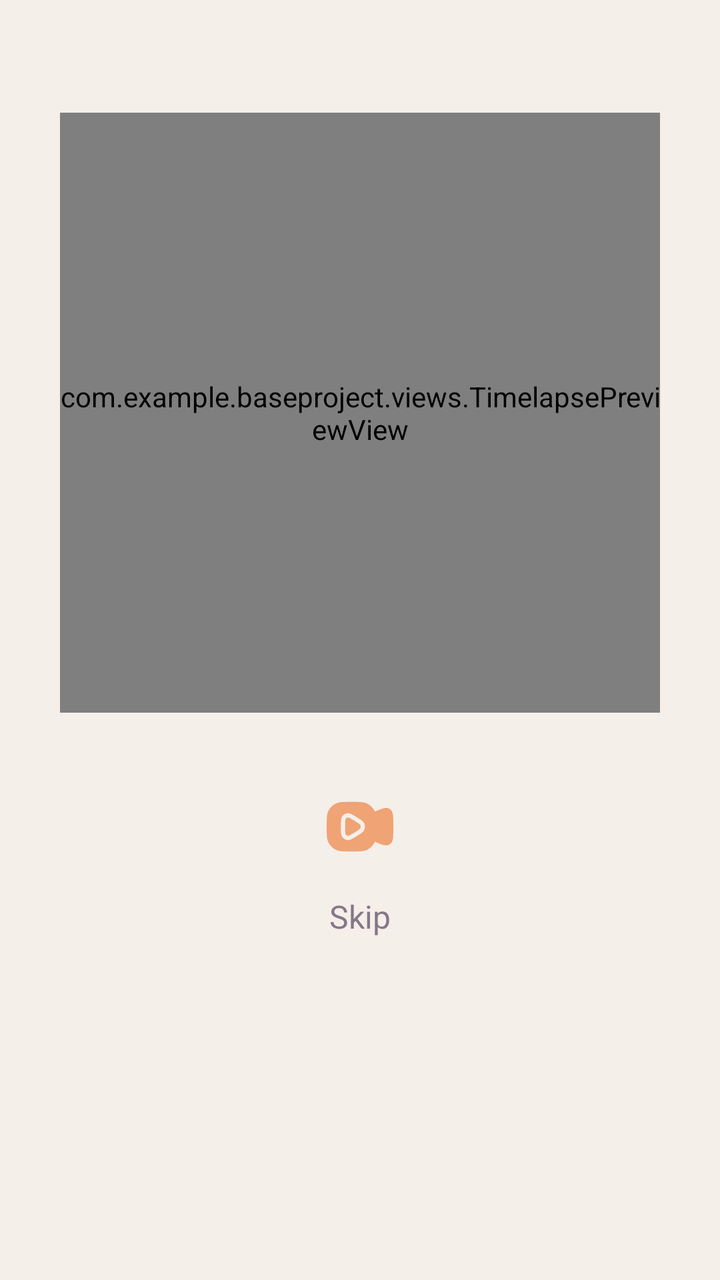
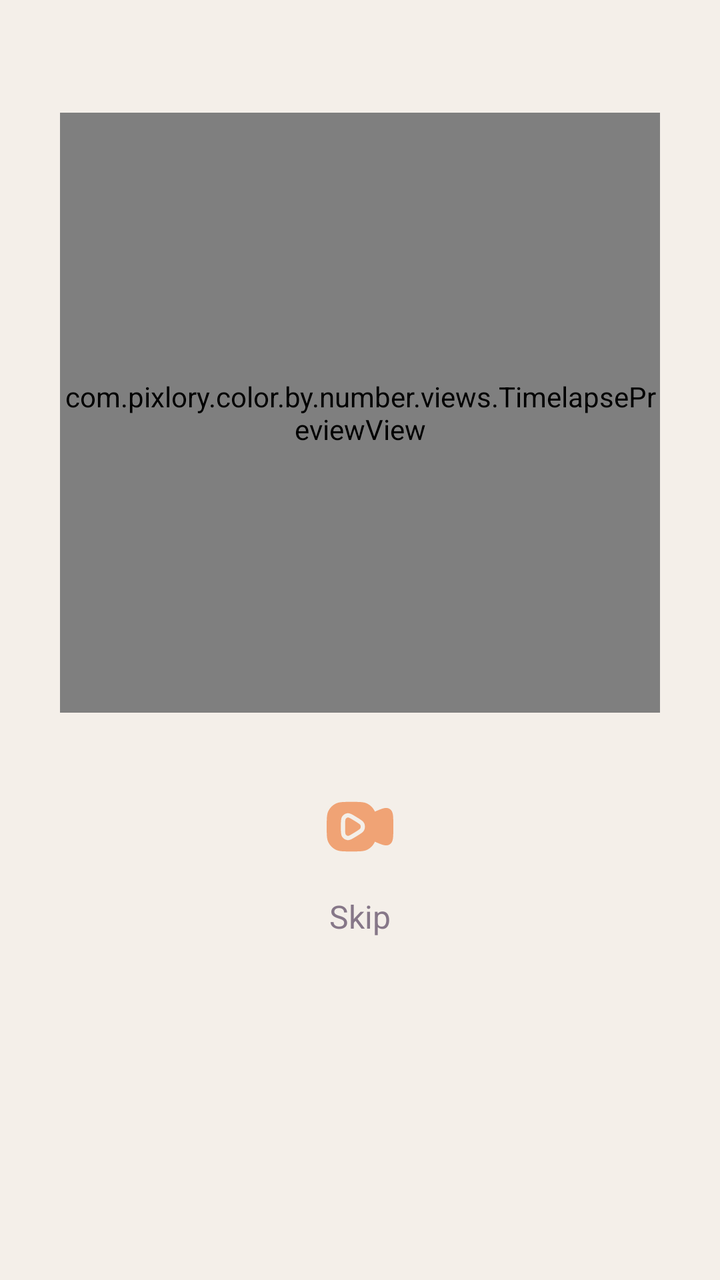

The first picture is an Android layout as it rendered before a commit; the second is the same layout after the commit. The layout source and the unified diff follow.
<!-- AndroidManifest.xml: application theme Theme.BaseProject -->
<!-- res/layout/activity_timelapse_preview.xml -->
<?xml version="1.0" encoding="utf-8"?>
<androidx.constraintlayout.widget.ConstraintLayout xmlns:android="http://schemas.android.com/apk/res/android"
    xmlns:app="http://schemas.android.com/apk/res-auto"
    xmlns:tools="http://schemas.android.com/tools"
    android:layout_width="match_parent"
    android:layout_height="match_parent"
    android:background="#F4EFE9"
    tools:context=".activities.TimelapsePreviewActivity"
    android:layoutDirection="ltr">

    <ProgressBar
        android:id="@+id/progressBar"
        android:layout_width="42dp"
        android:layout_height="42dp"
        android:elevation="8dp"
        android:indeterminate="true"
        app:layout_constraintBottom_toBottomOf="@id/previewView"
        app:layout_constraintEnd_toEndOf="@id/previewView"
        app:layout_constraintStart_toStartOf="@id/previewView"
        app:layout_constraintTop_toTopOf="@id/previewView" />

    <com.example.baseproject.views.TimelapsePreviewView
        android:id="@+id/previewView"
        android:layout_width="0dp"
        android:layout_height="0dp"
        android:layout_marginHorizontal="30dp"
        android:background="@color/white"
        app:layout_constraintBottom_toTopOf="@id/btnSkip"
        app:layout_constraintDimensionRatio="1:1"
        app:layout_constraintEnd_toEndOf="parent"
        app:layout_constraintStart_toStartOf="parent"
        app:layout_constraintTop_toTopOf="parent"
        app:layout_constraintVertical_bias="0.42" />

    <ImageView
        android:id="@+id/ivSkip"
        android:layout_width="34dp"
        android:layout_height="34dp"
        android:layout_marginTop="40dp"
        android:importantForAccessibility="no"
        android:src="@drawable/ic_video"
        app:layout_constraintEnd_toEndOf="@id/btnSkip"
        app:layout_constraintStart_toStartOf="@id/btnSkip"
        app:layout_constraintTop_toBottomOf="@id/previewView"
        app:tint="@color/orange300" />

    <TextView
        android:id="@+id/btnSkip"
        style="@style/BodyL"
        android:layout_width="wrap_content"
        android:layout_height="wrap_content"
        android:layout_marginTop="4dp"
        android:minHeight="48dp"
        android:paddingHorizontal="24dp"
        android:gravity="center"
        android:text="@string/skip"
        android:textColor="@color/grey_500"
        app:layout_constraintEnd_toEndOf="parent"
        app:layout_constraintStart_toStartOf="parent"
        app:layout_constraintTop_toBottomOf="@id/ivSkip" />

</androidx.constraintlayout.widget.ConstraintLayout>
<!-- resources referenced by this layout -->
<resources>
  <color name="grey_500">#867788</color>
  <color name="orange300">#F0A375</color>
  <color name="white">#FFFFFFFF</color>
  <!-- drawable ic_video: vector/xml drawable (drawable, 2603 chars, omitted) -->
  <string name="skip">Skip</string>
  <style name="BodyL">
          <item name="fontFamily">@font/nunito_sans_medium</item>
          <item name="android:textSize">16sp</item>
      </style>
  <style name="Theme.BaseProject" parent="Base.Theme.BaseProject" />
  <style name="Base.Theme.BaseProject" parent="Theme.Material3.DayNight.NoActionBar">
          
          
      </style>
</resources>

<!-- the commit's change to res/layout/activity_timelapse_preview.xml (unified diff, before → after) -->
@@ -19,7 +19,7 @@
         app:layout_constraintStart_toStartOf="@id/previewView"
         app:layout_constraintTop_toTopOf="@id/previewView" />
 
-    <com.example.baseproject.views.TimelapsePreviewView
+    <com.pixlory.color.by.number.views.TimelapsePreviewView
         android:id="@+id/previewView"
         android:layout_width="0dp"
         android:layout_height="0dp"
